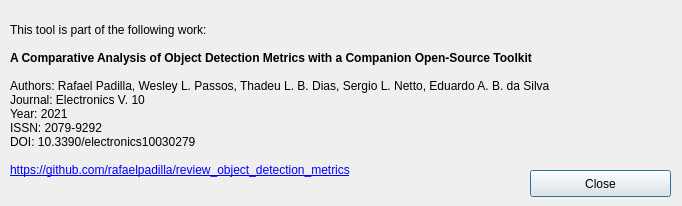
The window that src/ui/splash_ui.ui (rafaelpadilla/review_object_detection_metrics) describes before a commit, drawn with Qt 5.
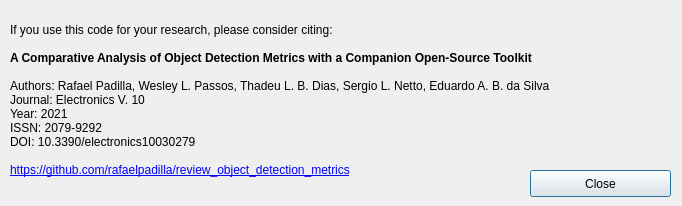
The same window after the commit.

```diff
--- a/src/ui/splash_ui.ui
+++ b/src/ui/splash_ui.ui
@@ -38,7 +38,7 @@
     </rect>
    </property>
    <property name="text">
-    <string>&lt;html&gt;&lt;head/&gt;&lt;body&gt;&lt;p&gt;This tool is part of the following work:&lt;br/&gt;&lt;br/&gt;&lt;span style=&quot; font-weight:600;&quot;&gt;A Comparative Analysis of Object Detection Metrics with a Companion Open-Source Toolkit&lt;br/&gt;&lt;br/&gt;&lt;/span&gt;Authors: Rafael Padilla, Wesley L. Passos, Thadeu L. B. Dias, Sergio L. Netto, Eduardo A. B. da Silva&lt;br/&gt;Journal: Electronics V. 10&lt;br/&gt;Year: 2021&lt;br/&gt;ISSN: 2079-9292&lt;br/&gt;DOI: 10.3390/electronics10030279&lt;br/&gt;&lt;br/&gt;&lt;a href=&quot;https://github.com/rafaelpadilla/review_object_detection_metrics&quot;&gt;&lt;span style=&quot; text-decoration: underline; color:#0000ff;&quot;&gt;https://github.com/rafaelpadilla/review_object_detection_metrics&lt;/span&gt;&lt;/a&gt;&lt;/p&gt;&lt;/body&gt;&lt;/html&gt;</string>
+    <string>&lt;html&gt;&lt;head/&gt;&lt;body&gt;&lt;p&gt;If you use this code for your research, please consider citing:&lt;br/&gt;&lt;br/&gt;&lt;span style=&quot; font-weight:600;&quot;&gt;A Comparative Analysis of Object Detection Metrics with a Companion Open-Source Toolkit&lt;br/&gt;&lt;br/&gt;&lt;/span&gt;Authors: Rafael Padilla, Wesley L. Passos, Thadeu L. B. Dias, Sergio L. Netto, Eduardo A. B. da Silva&lt;br/&gt;Journal: Electronics V. 10&lt;br/&gt;Year: 2021&lt;br/&gt;ISSN: 2079-9292&lt;br/&gt;DOI: 10.3390/electronics10030279&lt;br/&gt;&lt;br/&gt;&lt;a href=&quot;https://github.com/rafaelpadilla/review_object_detection_metrics&quot;&gt;&lt;span style=&quot; text-decoration: underline; color:#0000ff;&quot;&gt;https://github.com/rafaelpadilla/review_object_detection_metrics&lt;/span&gt;&lt;/a&gt;&lt;/p&gt;&lt;/body&gt;&lt;/html&gt;</string>
    </property>
    <property name="wordWrap">
     <bool>true</bool>
```
